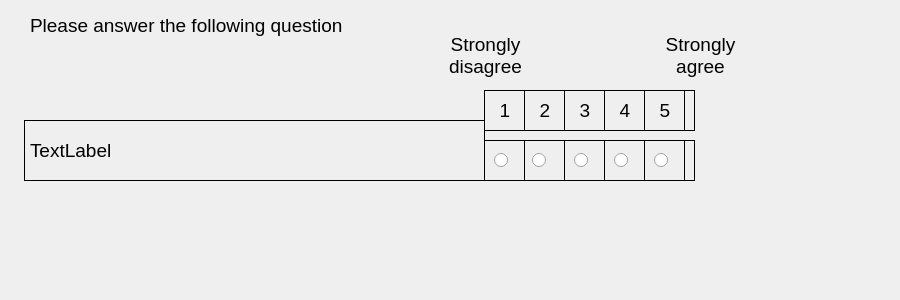
nickconlon/etgoa_evaluation, file surveys/usability_survey.ui: the form before one commit.
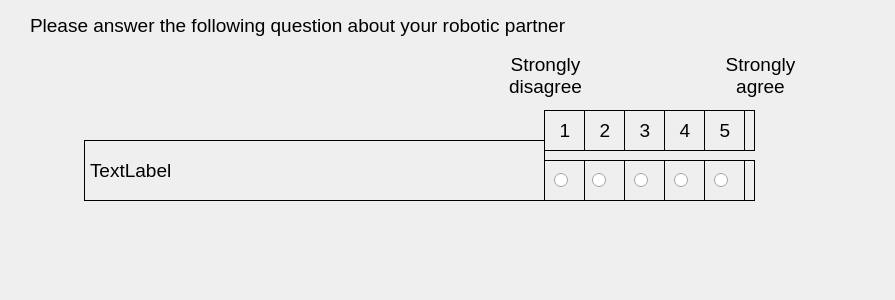
The form after the commit.

```diff
--- a/surveys/usability_survey.ui
+++ b/surveys/usability_survey.ui
@@ -9,7 +9,7 @@
    <rect>
     <x>0</x>
     <y>0</y>
-    <width>900</width>
+    <width>895</width>
     <height>300</height>
    </rect>
   </property>
@@ -19,8 +19,8 @@
   <widget class="QFrame" name="frame">
    <property name="geometry">
     <rect>
-     <x>484</x>
-     <y>140</y>
+     <x>544</x>
+     <y>160</y>
      <width>211</width>
      <height>41</height>
     </rect>
@@ -250,8 +250,8 @@
   <widget class="QLabel" name="prompt_text">
    <property name="geometry">
     <rect>
-     <x>24</x>
-     <y>120</y>
+     <x>84</x>
+     <y>140</y>
      <width>461</width>
      <height>61</height>
     </rect>
@@ -271,8 +271,8 @@
   <widget class="QFrame" name="frame_13">
    <property name="geometry">
     <rect>
-     <x>484</x>
-     <y>90</y>
+     <x>544</x>
+     <y>110</y>
      <width>211</width>
      <height>41</height>
     </rect>
@@ -504,7 +504,7 @@
     <rect>
      <x>30</x>
      <y>10</y>
-     <width>571</width>
+     <width>861</width>
      <height>31</height>
     </rect>
    </property>
@@ -514,14 +514,14 @@
     </font>
    </property>
    <property name="text">
-    <string>Please answer the following question</string>
+    <string>Please answer the following question about your robotic partner</string>
    </property>
   </widget>
   <widget class="QLabel" name="label_3">
    <property name="geometry">
     <rect>
-     <x>440</x>
-     <y>30</y>
+     <x>500</x>
+     <y>50</y>
      <width>91</width>
      <height>51</height>
     </rect>
@@ -542,8 +542,8 @@
   <widget class="QLabel" name="label_4">
    <property name="geometry">
     <rect>
-     <x>650</x>
-     <y>30</y>
+     <x>710</x>
+     <y>50</y>
      <width>101</width>
      <height>51</height>
     </rect>
```
